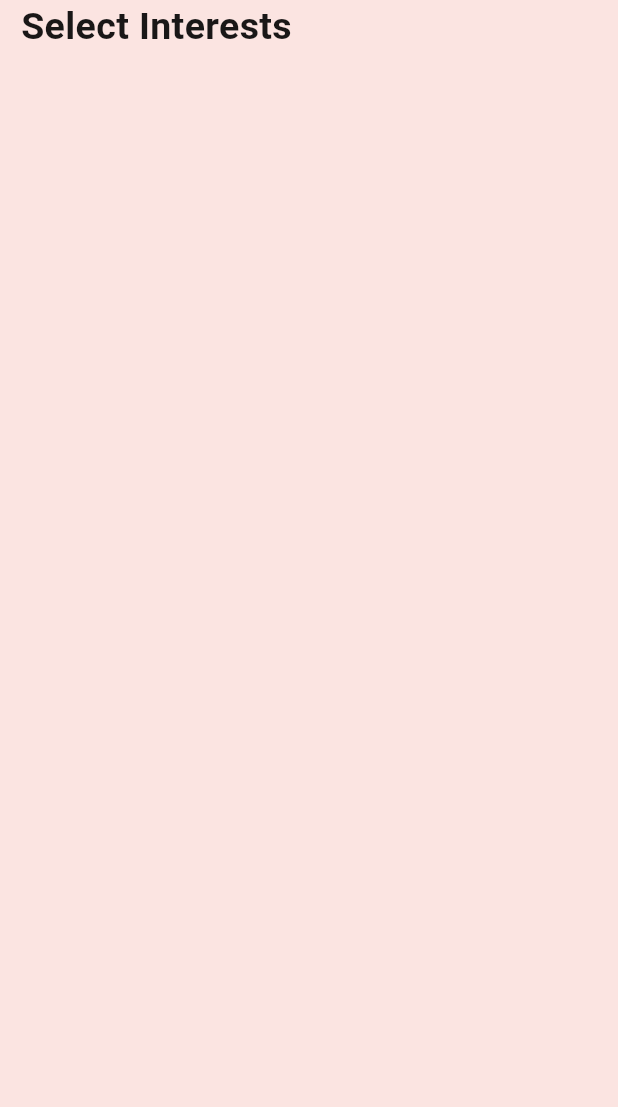
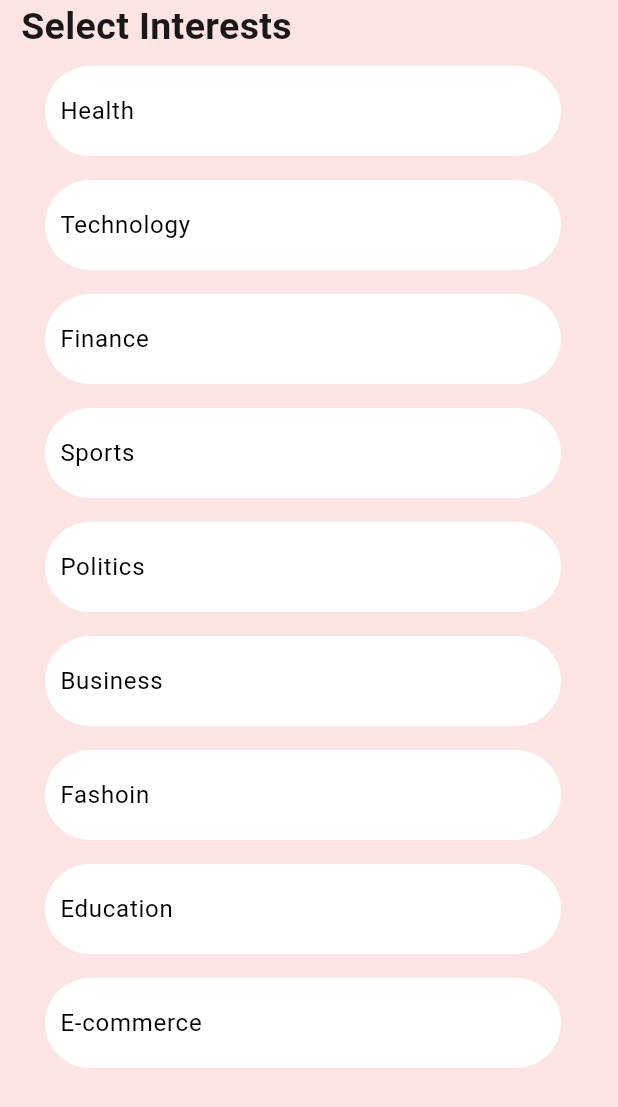
Before and after one commit to ahmdZhran/news_app, a Flutter app: the IntrestsViewBody screen opened directly, on a phone screen of 412 x 824 dp. Shown: the top 1107 px of the screen. Run offline on Flutter 3.47's test engine with Material 3 defaults, Android fonts, the phone set to English and light mode, and no system bars; our stand-ins replace animated_text_kit, go_router.

Commit message:
add titled & decoration for text

```diff
--- a/lib/features/intrests/presentation/views/widgets/intrests_view_body.dart
+++ b/lib/features/intrests/presentation/views/widgets/intrests_view_body.dart
@@ -40,10 +40,32 @@ class _IntrestsViewBodyState extends State<IntrestsViewBody> {
                 ),
                 Expanded(
                   child: ListView.builder(
+                    itemCount: interestsList.length,
                     itemBuilder: (context, index) {
-                      return const ListTile(
+                      return ListTile(
                         title: Row(
-                          children: [],
+                          children: [
+                            Expanded(
+                              child: Container(
+                                height: 60,
+                                decoration: BoxDecoration(
+                                  color: kMyWhiteColor,
+                                  borderRadius: BorderRadius.circular(80),
+                                ),
+                                child: Align(
+                                  alignment: Alignment.centerLeft,
+                                  child: Padding(
+                                    padding: const EdgeInsets.only(left: 10.0),
+                                    child: Text(
+                                      interestsList[index].title,
+                                      style:
+                                          const TextStyle(color: Colors.black),
+                                    ),
+                                  ),
+                                ),
+                              ),
+                            ),
+                          ],
                         ),
                       );
                     },
--- a/lib/models/intrests_models.dart
+++ b/lib/models/intrests_models.dart
@@ -1,6 +1,6 @@
 class InterestsModels {
   String title;
-  bool isSelected = false;
+  bool isSelected;
 
   InterestsModels(this.title, this.isSelected);
 }
```
